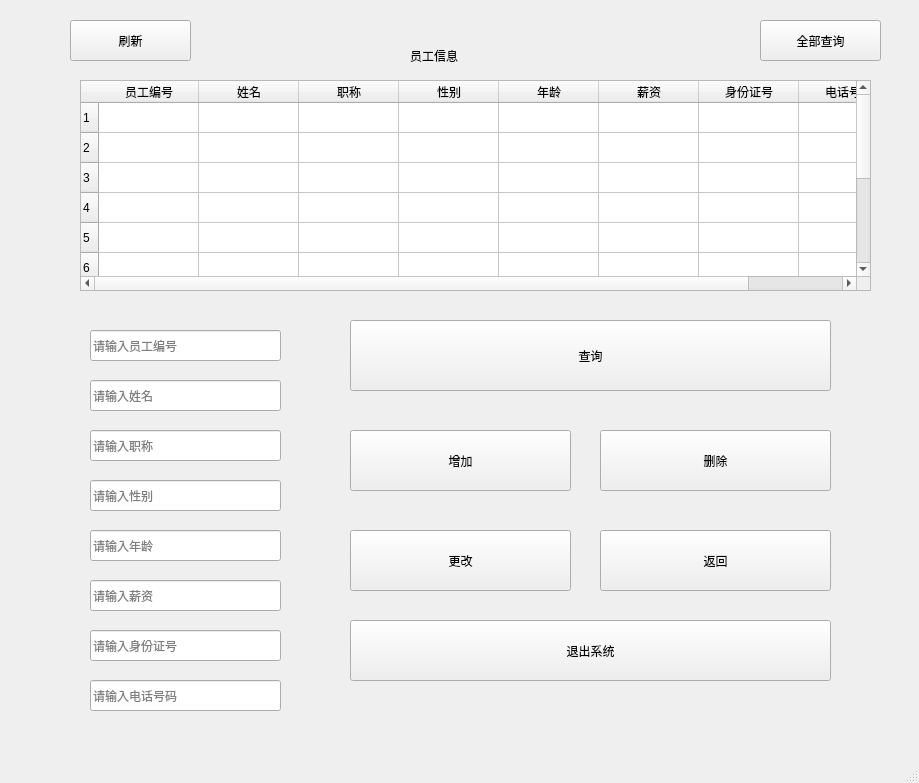
First picture: the form in code/root_staff.ui, repository wan-qiang/Database_classdesigner, before the edit.
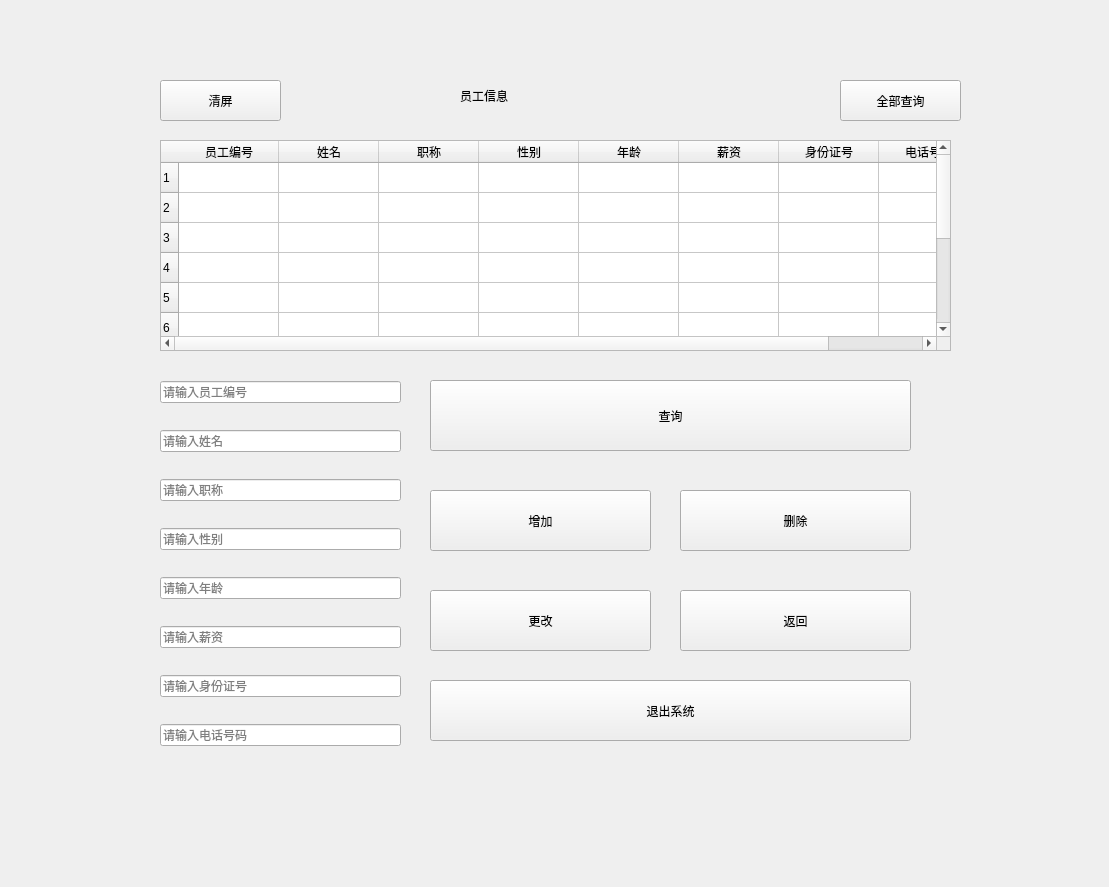
Second picture: the form after the edit. Icons and pictures are not drawn.

Diff of the .ui file:
```diff
--- a/code/root_staff.ui
+++ b/code/root_staff.ui
@@ -6,31 +6,34 @@
    <rect>
     <x>0</x>
     <y>0</y>
-    <width>919</width>
-    <height>783</height>
+    <width>1109</width>
+    <height>887</height>
    </rect>
   </property>
   <property name="minimumSize">
    <size>
-    <width>919</width>
-    <height>783</height>
+    <width>1109</width>
+    <height>887</height>
    </size>
   </property>
   <property name="maximumSize">
    <size>
-    <width>919</width>
-    <height>783</height>
+    <width>1109</width>
+    <height>887</height>
    </size>
   </property>
   <property name="windowTitle">
    <string>root_员工信息</string>
   </property>
+  <property name="styleSheet">
+   <string notr="true">#centralwidget{border-image: url(:/background/background1.jpg);}</string>
+  </property>
   <widget class="QWidget" name="centralwidget">
    <widget class="QTableWidget" name="tableWidget">
     <property name="geometry">
      <rect>
-      <x>80</x>
-      <y>80</y>
+      <x>160</x>
+      <y>140</y>
       <width>791</width>
       <height>211</height>
      </rect>
@@ -129,9 +132,9 @@
    <widget class="QLabel" name="label">
     <property name="geometry">
      <rect>
-      <x>410</x>
-      <y>30</y>
-      <width>141</width>
+      <x>460</x>
+      <y>70</y>
+      <width>191</width>
       <height>51</height>
      </rect>
     </property>
@@ -145,125 +148,24 @@
    <widget class="QPushButton" name="pushButton">
     <property name="geometry">
      <rect>
-      <x>760</x>
-      <y>20</y>
+      <x>840</x>
+      <y>80</y>
       <width>121</width>
       <height>41</height>
      </rect>
     </property>
+    <property name="styleSheet">
+     <string notr="true">font: 16pt &quot;Arial&quot;;</string>
+    </property>
     <property name="text">
      <string>全部查询</string>
     </property>
    </widget>
-   <widget class="QLineEdit" name="lineEdit">
-    <property name="geometry">
-     <rect>
-      <x>90</x>
-      <y>330</y>
-      <width>191</width>
-      <height>31</height>
-     </rect>
-    </property>
-    <property name="placeholderText">
-     <string>请输入员工编号</string>
-    </property>
-   </widget>
-   <widget class="QLineEdit" name="lineEdit_2">
-    <property name="geometry">
-     <rect>
-      <x>90</x>
-      <y>380</y>
-      <width>191</width>
-      <height>31</height>
-     </rect>
-    </property>
-    <property name="placeholderText">
-     <string>请输入姓名</string>
-    </property>
-   </widget>
-   <widget class="QLineEdit" name="lineEdit_3">
-    <property name="geometry">
-     <rect>
-      <x>90</x>
-      <y>430</y>
-      <width>191</width>
-      <height>31</height>
-     </rect>
-    </property>
-    <property name="placeholderText">
-     <string>请输入职称</string>
-    </property>
-   </widget>
-   <widget class="QLineEdit" name="lineEdit_4">
-    <property name="geometry">
-     <rect>
-      <x>90</x>
-      <y>480</y>
-      <width>191</width>
-      <height>31</height>
-     </rect>
-    </property>
-    <property name="placeholderText">
-     <string>请输入性别</string>
-    </property>
-   </widget>
-   <widget class="QLineEdit" name="lineEdit_5">
-    <property name="geometry">
-     <rect>
-      <x>90</x>
-      <y>530</y>
-      <width>191</width>
-      <height>31</height>
-     </rect>
-    </property>
-    <property name="placeholderText">
-     <string>请输入年龄</string>
-    </property>
-   </widget>
-   <widget class="QLineEdit" name="lineEdit_6">
-    <property name="geometry">
-     <rect>
-      <x>90</x>
-      <y>580</y>
-      <width>191</width>
-      <height>31</height>
-     </rect>
-    </property>
-    <property name="placeholderText">
-     <string>请输入薪资</string>
-    </property>
-   </widget>
-   <widget class="QLineEdit" name="lineEdit_7">
-    <property name="geometry">
-     <rect>
-      <x>90</x>
-      <y>630</y>
-      <width>191</width>
-      <height>31</height>
-     </rect>
-    </property>
-    <property name="placeholderText">
-     <string>请输入身份证号</string>
-    </property>
-   </widget>
-   <widget class="QLineEdit" name="lineEdit_8">
-    <property name="geometry">
-     <rect>
-      <x>90</x>
-      <y>680</y>
-      <width>191</width>
-      <height>31</height>
-     </rect>
-    </property>
-    <property name="placeholderText">
-     <string>请输入电话号码</string>
-    </property>
-   </widget>
    <widget class="QPushButton" name="pushButton_2">
     <property name="geometry">
      <rect>
-      <x>350</x>
-      <y>320</y>
+      <x>430</x>
+      <y>380</y>
       <width>481</width>
       <height>71</height>
      </rect>
@@ -278,8 +180,8 @@
    <widget class="QPushButton" name="pushButton_5">
     <property name="geometry">
      <rect>
-      <x>350</x>
-      <y>530</y>
+      <x>430</x>
+      <y>590</y>
       <width>221</width>
       <height>61</height>
      </rect>
@@ -294,8 +196,8 @@
    <widget class="QPushButton" name="pushButton_4">
     <property name="geometry">
      <rect>
-      <x>600</x>
-      <y>430</y>
+      <x>680</x>
+      <y>490</y>
       <width>231</width>
       <height>61</height>
      </rect>
@@ -310,8 +212,8 @@
    <widget class="QPushButton" name="pushButton_3">
     <property name="geometry">
      <rect>
-      <x>350</x>
-      <y>430</y>
+      <x>430</x>
+      <y>490</y>
       <width>221</width>
       <height>61</height>
      </rect>
@@ -326,8 +228,8 @@
    <widget class="QPushButton" name="pushButton_6">
     <property name="geometry">
      <rect>
-      <x>600</x>
-      <y>530</y>
+      <x>680</x>
+      <y>590</y>
       <width>231</width>
       <height>61</height>
      </rect>
@@ -342,8 +244,8 @@
    <widget class="QPushButton" name="pushButton_7">
     <property name="geometry">
      <rect>
-      <x>350</x>
-      <y>620</y>
+      <x>430</x>
+      <y>680</y>
       <width>481</width>
       <height>61</height>
      </rect>
@@ -358,28 +260,88 @@
    <widget class="QPushButton" name="pushButton_1">
     <property name="geometry">
      <rect>
-      <x>70</x>
-      <y>20</y>
+      <x>160</x>
+      <y>80</y>
       <width>121</width>
       <height>41</height>
      </rect>
     </property>
+    <property name="styleSheet">
+     <string notr="true">font: 16pt &quot;Arial&quot;;</string>
+    </property>
     <property name="text">
-     <string>刷新</string>
+     <string>清屏</string>
     </property>
    </widget>
+   <widget class="QWidget" name="layoutWidget">
+    <property name="geometry">
+     <rect>
+      <x>160</x>
+      <y>360</y>
+      <width>241</width>
+      <height>411</height>
+     </rect>
+    </property>
+    <layout class="QVBoxLayout" name="verticalLayout">
+     <item>
+      <widget class="QLineEdit" name="lineEdit">
+       <property name="placeholderText">
+        <string>请输入员工编号</string>
+       </property>
+      </widget>
+     </item>
+     <item>
+      <widget class="QLineEdit" name="lineEdit_2">
+       <property name="placeholderText">
+        <string>请输入姓名</string>
+       </property>
+      </widget>
+     </item>
+     <item>
+      <widget class="QLineEdit" name="lineEdit_3">
+       <property name="placeholderText">
+        <string>请输入职称</string>
+       </property>
+      </widget>
+     </item>
+     <item>
+      <widget class="QLineEdit" name="lineEdit_4">
+       <property name="placeholderText">
+        <string>请输入性别</string>
+       </property>
+      </widget>
+     </item>
+     <item>
+      <widget class="QLineEdit" name="lineEdit_5">
+       <property name="placeholderText">
+        <string>请输入年龄</string>
+       </property>
+      </widget>
+     </item>
+     <item>
+      <widget class="QLineEdit" name="lineEdit_6">
+       <property name="placeholderText">
+        <string>请输入薪资</string>
+       </property>
+      </widget>
+     </item>
+     <item>
+      <widget class="QLineEdit" name="lineEdit_7">
+       <property name="placeholderText">
+        <string>请输入身份证号</string>
+       </property>
+      </widget>
+     </item>
+     <item>
+      <widget class="QLineEdit" name="lineEdit_8">
+       <property name="placeholderText">
+        <string>请输入电话号码</string>
+       </property>
+      </widget>
+     </item>
+    </layout>
+   </widget>
   </widget>
-  <widget class="QMenuBar" name="menubar">
-   <property name="geometry">
-    <rect>
-     <x>0</x>
-     <y>0</y>
-     <width>919</width>
-     <height>26</height>
-    </rect>
-   </property>
-  </widget>
-  <widget class="QStatusBar" name="statusbar"/>
  </widget>
  <resources/>
  <connections/>
```
Left out of the diff: 6 changed lines with no effect on the pictures.
